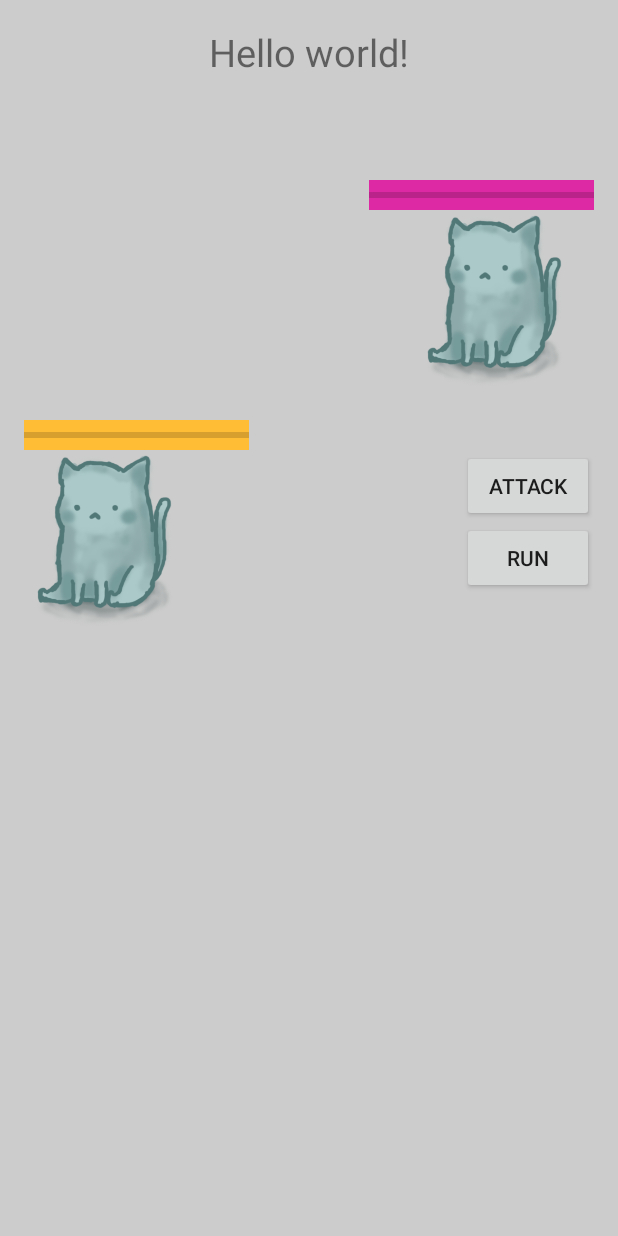
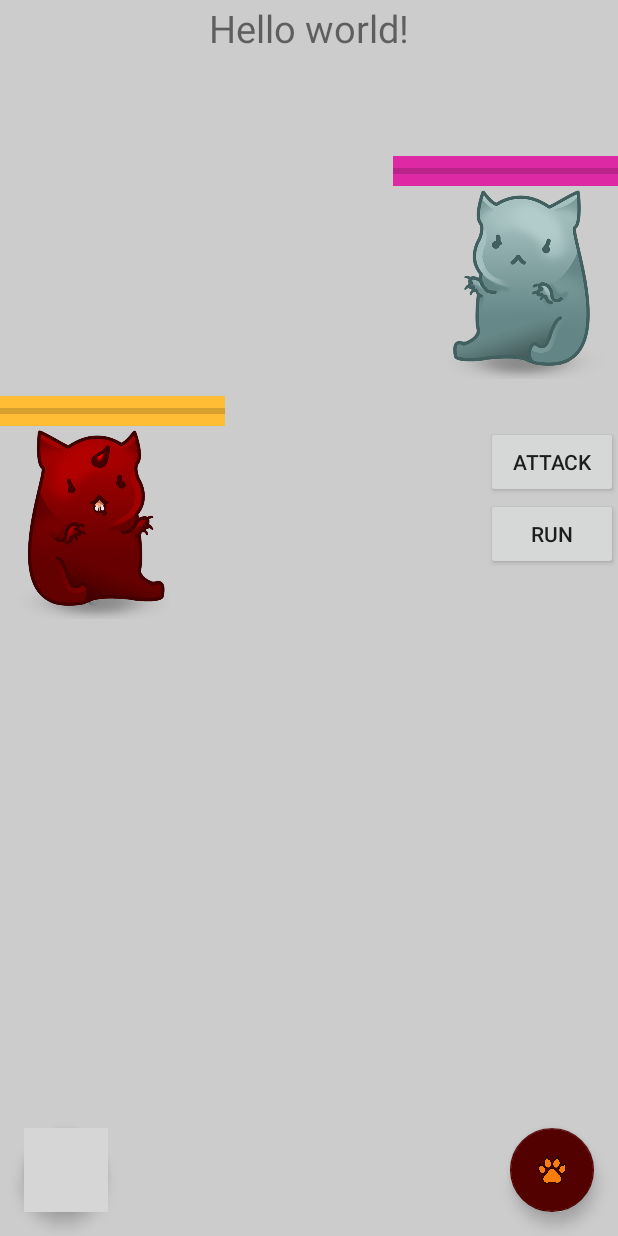
Before and after one commit to patrykmieczkowski/Estimons, an Android app: the FightActivity screen opened directly, with no data from a screen before it, on a phone screen of 412 x 824 dp. Run offline under Robolectric (Android 15) with nearby library versions, the phone set to English and light mode, and no system bars; libraries missing offline, so code that uses them is left out: com.estimote.sdk; 3 statements that could not run were skipped; grey boxes are pictures that could not be loaded.

Commit message:
fight activity

```diff
--- a/app/src/main/res/layout/activity_fight.xml
+++ b/app/src/main/res/layout/activity_fight.xml
@@ -1,12 +1,10 @@
 <RelativeLayout xmlns:android="http://schemas.android.com/apk/res/android"
+    xmlns:app="http://schemas.android.com/apk/res-auto"
     xmlns:tools="http://schemas.android.com/tools"
     android:id="@+id/parent"
     android:layout_width="match_parent"
     android:layout_height="match_parent"
-    android:paddingBottom="@dimen/activity_vertical_margin"
-    android:paddingLeft="@dimen/activity_horizontal_margin"
-    android:paddingRight="@dimen/activity_horizontal_margin"
-    android:paddingTop="@dimen/activity_vertical_margin"
+    android:background="@drawable/zawadiaka_activity_background"
     tools:context="com.aghacks.estimons.game.FightActivity">
 
     <TextView
@@ -25,7 +23,7 @@
         android:layout_height="160sp"
         android:layout_alignParentStart="true"
         android:layout_below="@+id/opponent"
-        android:src="@drawable/bku" />
+        android:src="@drawable/cz_atak2" />
 
     <ImageView
         android:id="@+id/opponent"
@@ -34,7 +32,7 @@
         android:layout_alignParentEnd="true"
         android:layout_below="@+id/textView4"
         android:layout_marginTop="68dp"
-        android:src="@drawable/bku" />
+        android:src="@drawable/atak1" />
 
     <Button
         android:id="@+id/run"
@@ -70,4 +68,29 @@
         android:layout_below="@+id/yourPokeHp"
         android:text="ATTACK" />
 
+    <android.support.design.widget.CoordinatorLayout
+        android:layout_width="match_parent"
+        android:layout_height="wrap_content"
+        android:layout_alignParentBottom="true">
+
+        <android.support.design.widget.FloatingActionButton
+            android:id="@+id/attack_fight_button"
+            android:layout_width="wrap_content"
+            android:layout_height="wrap_content"
+            android:layout_gravity="bottom|end"
+            android:layout_margin="@dimen/fab_margin"
+            android:src="@drawable/attack_icon"
+            app:backgroundTint="@color/attack_icon_color" />
+
+        <android.support.design.widget.FloatingActionButton
+            android:id="@+id/run_fight__button"
+            android:layout_width="wrap_content"
+            android:layout_height="wrap_content"
+            android:layout_gravity="bottom|start"
+            android:layout_margin="@dimen/fab_margin"
+            android:src="@drawable/run_icon"
+            app:backgroundTint="@color/fish_icon_color" />
+
+    </android.support.design.widget.CoordinatorLayout>
+
 </RelativeLayout>
```
